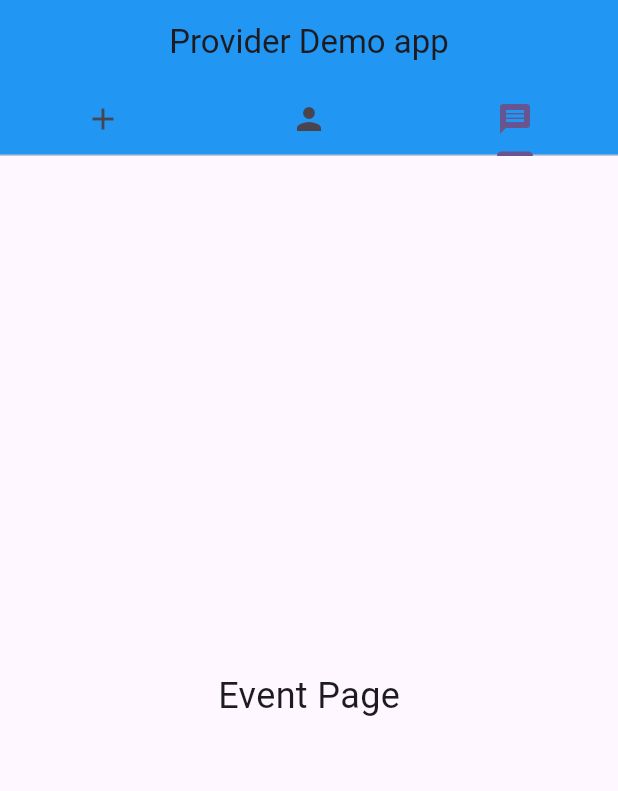
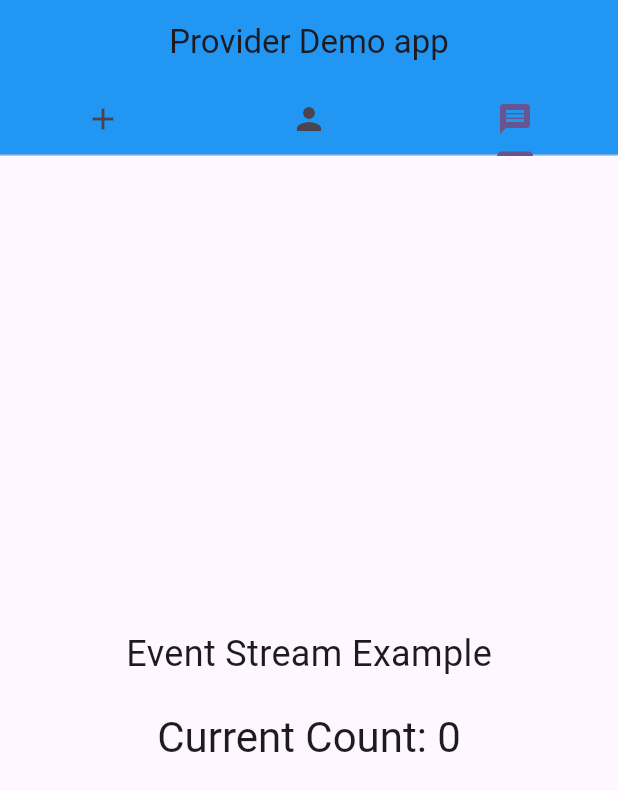
Before and after one commit to TheBaytur/provider_demo, a Flutter app: the screen it shows after launch, tab 3 chosen, on a phone screen of 412 x 824 dp. Shown: the top 791 px of the screen. Run offline on Flutter 3.47's test engine with Material 3 defaults, Android fonts, the phone set to English and light mode, and no system bars.

Commit message:
My Event Provider

```diff
--- a/lib/main.dart
+++ b/lib/main.dart
@@ -171,9 +171,36 @@ class MyEventPage extends StatelessWidget {
 
   @override
   Widget build(BuildContext context) {
-    return Center(
-      child: Text('Event Page', style: TextStyle(fontSize: 24)),
+    return Container(
+      child: Center(
+        child: Column(
+          mainAxisAlignment: MainAxisAlignment.center,
+          children: <Widget>[
+            Text('Event Stream Example', style: TextStyle(fontSize: 24)),
+            SizedBox(height: 20),
+            StreamBuilder<int>(
+              stream: EventProvider().intStream(),
+              builder: (context, snapshot) {
+                if (snapshot.hasData) {
+                  return Text('Current Count: ${snapshot.data}',
+                  style: Theme.of(context).textTheme.headlineMedium);
+                } else if (snapshot.hasError) {
+                  return Text('Error: ${snapshot.error}');
+                }
+                return CircularProgressIndicator();
+              },
+            ),
+          ],
+        )
+      ),
     );
+  }
+}
+
+class EventProvider {
+  Stream<int> intStream() {
+    Duration interval = Duration(seconds: 1);
+    return Stream<int>.periodic(interval, (count) => count++);
   }
 }
 
```
